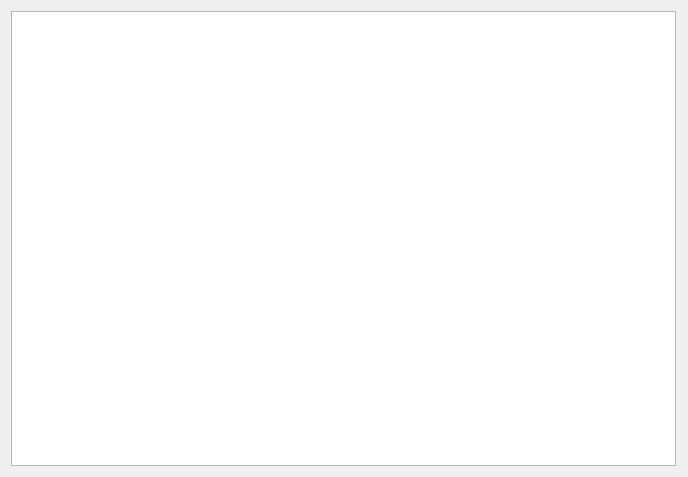
Above: OMOptimBasis/GUI/Widgets/WidgetMOItemsList.ui from OpenModelica/OMOptim before the change. Below: the same form after it.
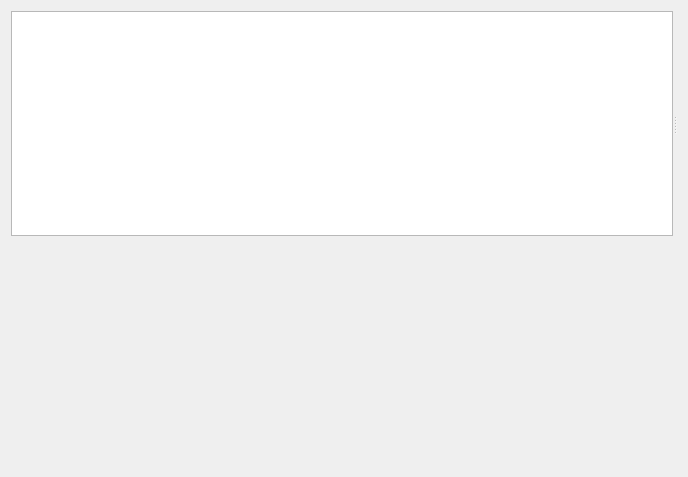
That is the form after the change.

Diff of the .ui file:
```diff
--- a/OMOptimBasis/GUI/Widgets/WidgetMOItemsList.ui
+++ b/OMOptimBasis/GUI/Widgets/WidgetMOItemsList.ui
@@ -18,13 +18,19 @@
     <layout class="QGridLayout" name="layoutToolBar"/>
    </item>
    <item row="1" column="0">
+    <widget class="QWidget" name="widgetMiddle" native="true">
+     <layout class="QGridLayout" name="gridLayout_2">
+      <property name="margin">
+       <number>0</number>
+      </property>
+      <property name="spacing">
+       <number>0</number>
+      </property>
+      <item row="0" column="0">
     <widget class="QSplitter" name="splitter">
      <property name="orientation">
       <enum>Qt::Horizontal</enum>
      </property>
-     <property name="handleWidth">
-      <number>1</number>
-     </property>
      <widget class="QListView" name="listItems"/>
      <widget class="QWidget" name="verticalLayoutWidget">
       <layout class="QVBoxLayout" name="layoutItemView">
@@ -35,8 +41,23 @@
      </widget>
     </widget>
    </item>
+     </layout>
+    </widget>
+   </item>
    <item row="2" column="0">
+    <widget class="QWidget" name="widgetBottom" native="true">
+     <layout class="QGridLayout" name="gridLayout_4">
+      <property name="margin">
+       <number>0</number>
+      </property>
+      <property name="spacing">
+       <number>0</number>
+      </property>
+      <item row="0" column="0">
     <layout class="QGridLayout" name="layoutBottom"/>
+      </item>
+     </layout>
+    </widget>
    </item>
   </layout>
  </widget>
```
Lines whose indentation alone changed are shown as unchanged.
